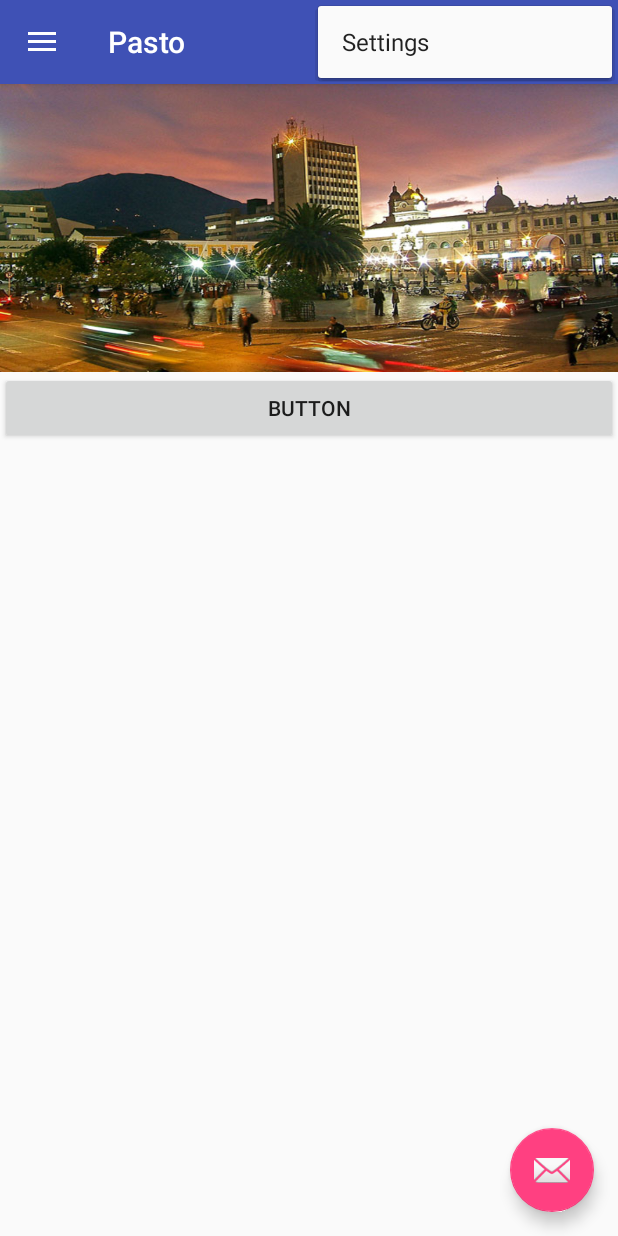
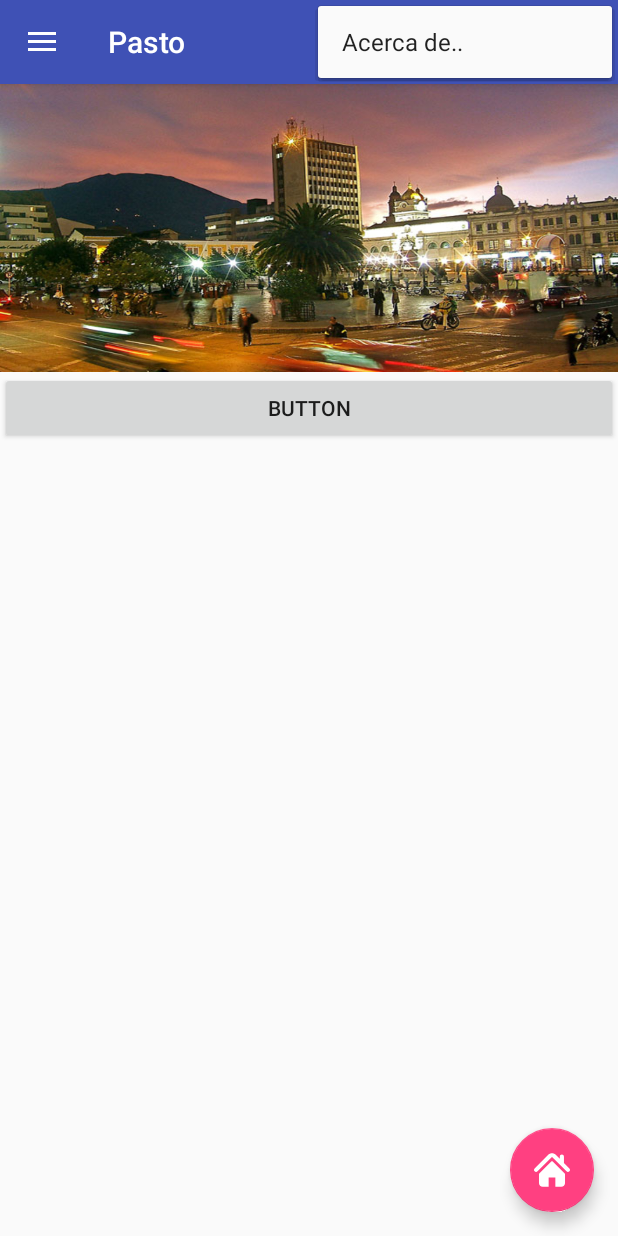
Before and after one commit to juaburgos/AppFinalAndroid, an Android app: the screen it shows after launch (MainActivity), with the options menu open, on a phone screen of 412 x 824 dp. Run offline under Robolectric (Android 15) with nearby library versions, the phone set to English and light mode, and no system bars.

Commit message:
Proyecto final

```diff
--- /dev/null
+++ b/app/src/main/res/drawable/ic_hous.xml
@@ -0,0 +1,5 @@
+<vector android:height="24dp" android:viewportHeight="495.398"
+    android:viewportWidth="495.398" android:width="24dp" xmlns:android="http://schemas.android.com/apk/res/android">
+    <path android:fillColor="#FFFFFFFF" android:pathData="M487.1,225.5l-75.1,-75.1V63.7c0,-15.7 -12.7,-28.4 -28.4,-28.4c-15.7,0 -28.4,12.7 -28.4,28.4v29.9L299.3,37.7c-27.6,-27.6 -75.7,-27.6 -103.3,0.1L8.3,225.5c-11.1,11.1 -11.1,29.1 0,40.2c11.1,11.1 29.1,11.1 40.2,0l187.7,-187.7c6.1,-6.1 16.9,-6.1 23,-0l187.7,187.7c5.6,5.6 12.8,8.3 20.1,8.3c7.3,0 14.5,-2.8 20.1,-8.3C498.2,254.6 498.2,236.6 487.1,225.5z"/>
+    <path android:fillColor="#FFFFFFFF" android:pathData="M257.6,131.8c-5.5,-5.5 -14.3,-5.5 -19.7,0L72.7,296.9c-2.6,2.6 -4.1,6.2 -4.1,9.9v120.4c0,28.3 22.9,51.2 51.2,51.2h81.8v-126.6h92.3v126.6h81.8c28.3,0 51.2,-22.9 51.2,-51.2V306.8c0,-3.7 -1.5,-7.3 -4.1,-9.9L257.6,131.8z"/>
+</vector>
--- a/app/src/main/res/layout/app_bar_main.xml
+++ b/app/src/main/res/layout/app_bar_main.xml
@@ -28,6 +28,6 @@
         android:layout_height="wrap_content"
         android:layout_gravity="bottom|end"
         android:layout_margin="@dimen/fab_margin"
-        app:srcCompat="@android:drawable/ic_dialog_email" />
+        app:srcCompat="@drawable/ic_hous" />
 
 </android.support.design.widget.CoordinatorLayout>
--- a/app/src/main/res/menu/main.xml
+++ b/app/src/main/res/menu/main.xml
@@ -4,6 +4,6 @@
     <item
         android:id="@+id/action_settings"
         android:orderInCategory="100"
-        android:title="@string/action_settings"
+        android:title="@string/action_acercade"
         app:showAsAction="never" />
 </menu>
--- a/app/src/main/res/values/strings.xml
+++ b/app/src/main/res/values/strings.xml
@@ -8,6 +8,7 @@
     <string name="navigation_drawer_close">Close navigation drawer</string>
 
     <string name="action_settings">Settings</string>
+    <string name="action_acercade">Acerca de..</string>
     <string name="tvk1">Estudiante</string>
     <string name="t8">Ingeniera de sistemas</string>
     <!-- TODO: Remove or change this placeholder text -->
```
